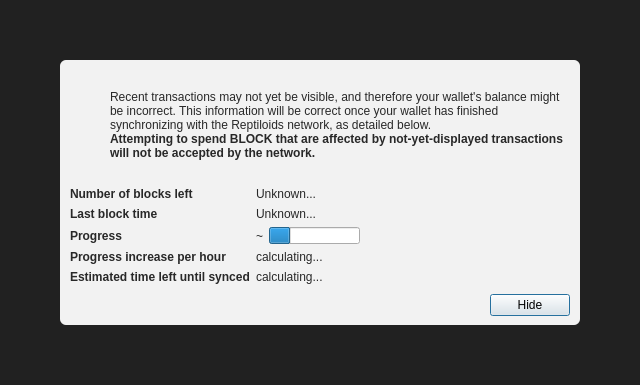
Above: src/qt/forms/modaloverlay.ui from mraksoll4/reptiloids before the change. Below: the same form after it.
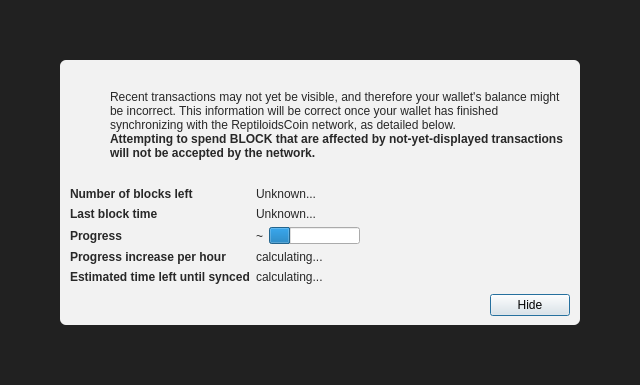
That is the form after the change. Icons and pictures are not drawn. Custom widgets are drawn as their Qt base class.

Patch:
```diff
--- a/src/qt/forms/modaloverlay.ui
+++ b/src/qt/forms/modaloverlay.ui
@@ -130,7 +130,7 @@
              <item>
               <widget class="QLabel" name="infoText">
                <property name="text">
-                <string>Recent transactions may not yet be visible, and therefore your wallet's balance might be incorrect. This information will be correct once your wallet has finished synchronizing with the Reptiloids network, as detailed below.</string>
+                <string>Recent transactions may not yet be visible, and therefore your wallet's balance might be incorrect. This information will be correct once your wallet has finished synchronizing with the ReptiloidsCoin network, as detailed below.</string>
                </property>
                <property name="textFormat">
                 <enum>Qt::RichText</enum>
```
